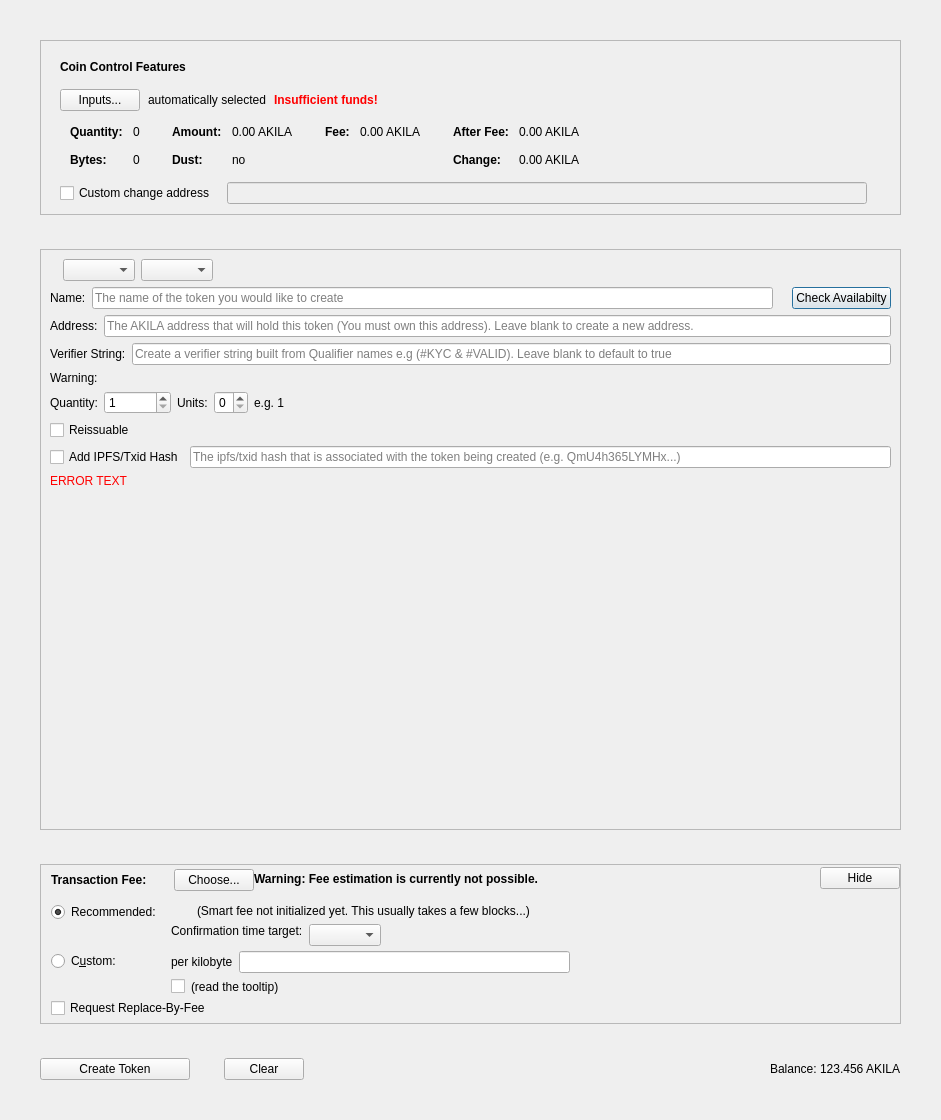
Before: the Qt Designer form src/qt/forms/createtokendialog.ui in PaladeumBlockchain/Paladeum, drawn with Qt 5.
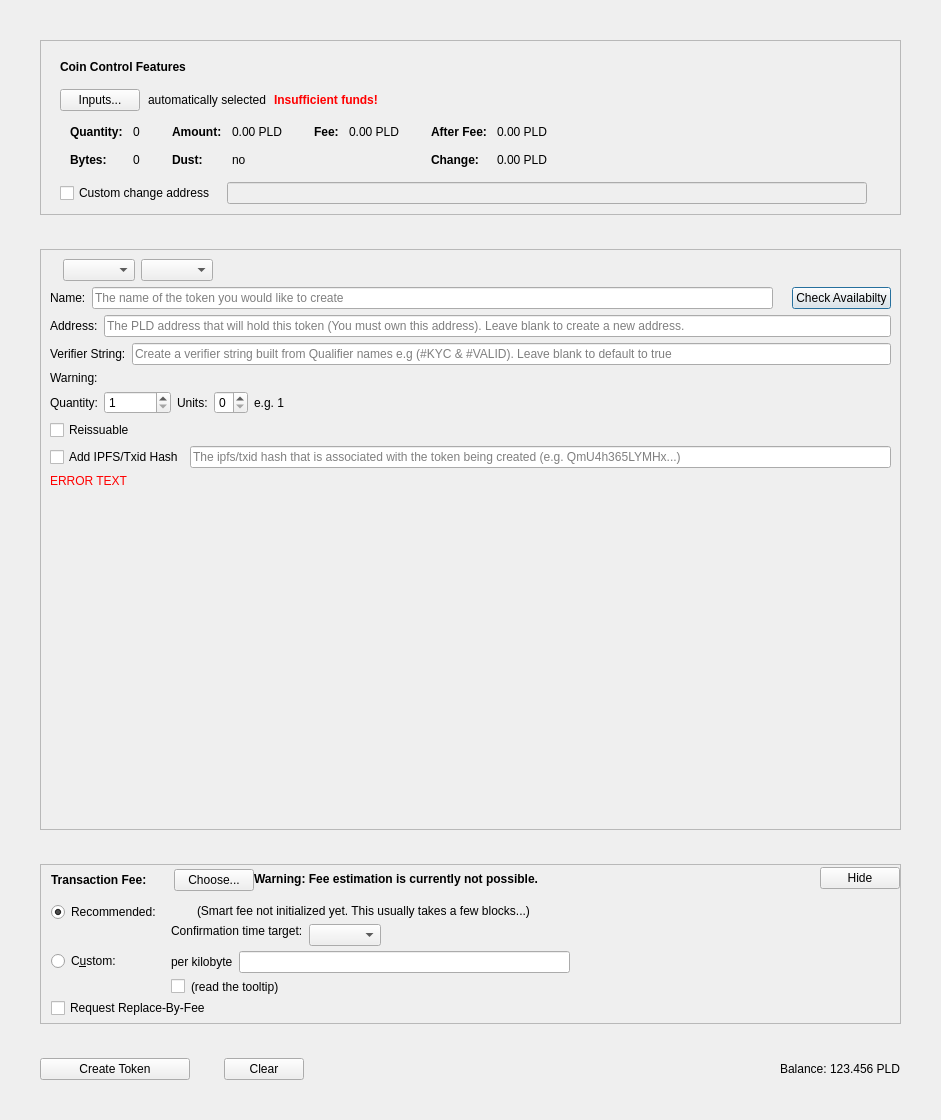
After: the same form once the commit is applied. Custom widgets are drawn as their Qt base class.

Commit message: Rename Akila -> Paladeum

What changed in the file:
```diff
--- a/src/qt/forms/createtokendialog.ui
+++ b/src/qt/forms/createtokendialog.ui
@@ -347,7 +347,7 @@
                     <enum>Qt::ActionsContextMenu</enum>
                    </property>
                    <property name="text">
-                    <string notr="true">0.00 AKILA</string>
+                    <string notr="true">0.00 PLD</string>
                    </property>
                    <property name="textInteractionFlags">
                     <set>Qt::LinksAccessibleByMouse|Qt::TextSelectableByKeyboard|Qt::TextSelectableByMouse</set>
@@ -427,7 +427,7 @@
                     <enum>Qt::ActionsContextMenu</enum>
                    </property>
                    <property name="text">
-                    <string notr="true">0.00 AKILA</string>
+                    <string notr="true">0.00 PLD</string>
                    </property>
                    <property name="textInteractionFlags">
                     <set>Qt::LinksAccessibleByMouse|Qt::TextSelectableByKeyboard|Qt::TextSelectableByMouse</set>
@@ -478,7 +478,7 @@
                     <enum>Qt::ActionsContextMenu</enum>
                    </property>
                    <property name="text">
-                    <string notr="true">0.00 AKILA</string>
+                    <string notr="true">0.00 PLD</string>
                    </property>
                    <property name="textInteractionFlags">
                     <set>Qt::LinksAccessibleByMouse|Qt::TextSelectableByKeyboard|Qt::TextSelectableByMouse</set>
@@ -507,7 +507,7 @@
                     <enum>Qt::ActionsContextMenu</enum>
                    </property>
                    <property name="text">
-                    <string notr="true">0.00 AKILA</string>
+                    <string notr="true">0.00 PLD</string>
                    </property>
                    <property name="textInteractionFlags">
                     <set>Qt::LinksAccessibleByMouse|Qt::TextSelectableByKeyboard|Qt::TextSelectableByMouse</set>
@@ -700,7 +700,7 @@
                <string/>
               </property>
               <property name="placeholderText">
-               <string>The AKILA address that will hold this token (You must own this address). Leave blank to create a new address.</string>
+               <string>The PLD address that will hold this token (You must own this address). Leave blank to create a new address.</string>
               </property>
              </widget>
             </item>
@@ -1432,7 +1432,7 @@
             <enum>Qt::RightToLeft</enum>
            </property>
            <property name="text">
-            <string>123.456 AKILA</string>
+            <string>123.456 PLD</string>
            </property>
           </widget>
          </item>
```
Left out of the diff: 10 changed lines with no effect on the pictures. The commit also changes 1091 other files.
